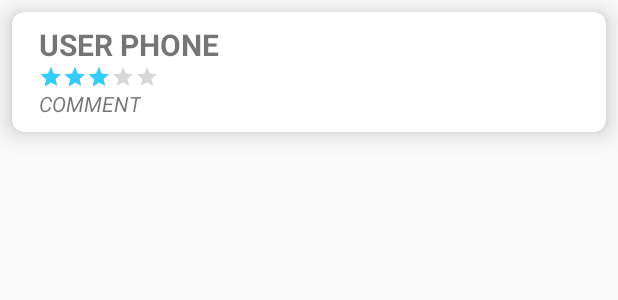
After one commit to ntvien/SmartFoodCourtBK, an Android app: the layout show_comment_layout.xml on its own in the app's theme, with its tools: preview values and no code run, on a phone screen of 412 x 824 dp. The commit adds this screen. Shown: the top 300 px of the screen. Run offline under Robolectric (Android 15) with nearby library versions, the phone set to English and light mode, and no system bars.

Commit message:
add show comment

```diff
--- a/app/build.gradle
+++ b/app/build.gradle
@@ -59,6 +59,8 @@ dependencies {
     implementation 'com.google.android.gms:play-services-auth:9.8.0'
 
     implementation 'com.stepstone.apprating:app-rating:2.0.0'
+    implementation 'uk.co.chrisjenx:calligraphy:2.2.0'
+    implementation 'com.firebaseui:firebase-ui-database:4.3.2'
 
 }
 apply plugin: 'com.google.gms.google-services'
--- a/app/src/main/java/com/example/smartfoodcourt/Common/Common.java
+++ b/app/src/main/java/com/example/smartfoodcourt/Common/Common.java
@@ -4,4 +4,6 @@ import com.example.smartfoodcourt.Model.User;
 
 public class Common {
     public static User currentUser;
+
+    public static final String INTENT_FOOD_ID = "FoodID";
 }
--- /dev/null
+++ b/app/src/main/res/layout/show_comment_layout.xml
@@ -0,0 +1,57 @@
+<?xml version="1.0" encoding="utf-8"?>
+<androidx.cardview.widget.CardView
+    xmlns:android="http://schemas.android.com/apk/res/android"
+    xmlns:app="http://schemas.android.com/apk/res-auto"
+    android:layout_width="match_parent"
+    android:layout_height="80dp"
+    android:layout_margin="8dp"
+    app:cardElevation="10dp"
+    app:cardCornerRadius="8dp"
+    >
+
+    <LinearLayout
+        android:orientation="horizontal"
+        android:layout_margin="8dp"
+        android:layout_width="match_parent"
+        android:layout_height="wrap_content">
+
+        <LinearLayout
+            android:orientation="vertical"
+            android:layout_width="match_parent"
+            android:layout_height="wrap_content">
+
+            <TextView
+                android:id="@+id/txtUserPhone"
+                android:layout_marginLeft="10dp"
+                android:textSize="20sp"
+                android:textAllCaps="true"
+                android:textStyle="bold"
+                android:text="User Phone"
+                android:layout_width="wrap_content"
+                android:layout_height="wrap_content"/>
+
+            <RatingBar
+                android:id="@+id/ratingBarDetail"
+                style="?android:attr/ratingBarStyleSmall"
+                android:layout_marginLeft="10dp"
+                android:layout_width="wrap_content"
+                android:layout_height="wrap_content"
+                android:layout_gravity="center_vertical"
+                android:rating="3" />
+
+            <TextView
+                android:id="@+id/txtComment"
+                android:layout_marginLeft="10dp"
+                android:textSize="14sp"
+                android:gravity="center_vertical|start"
+                android:textAllCaps="true"
+                android:textStyle="italic"
+                android:text="Comment"
+                android:layout_width="wrap_content"
+                android:layout_height="wrap_content"/>
+
+        </LinearLayout>
+
+    </LinearLayout>
+
+</androidx.cardview.widget.CardView>
```
Also changed, not shown: app/src/main/java/com/example/smartfoodcourt/FoodDetail.java (+37 -65 lines), app/src/main/java/com/example/smartfoodcourt/ShowComment.java (+136 -0 lines), app/src/main/java/com/example/smartfoodcourt/ViewHolder/ShowCommentViewHolder.java (added, +22 -0 lines), app/src/main/res/layout/activity_show_comment.xml (+9 -0 lines).
